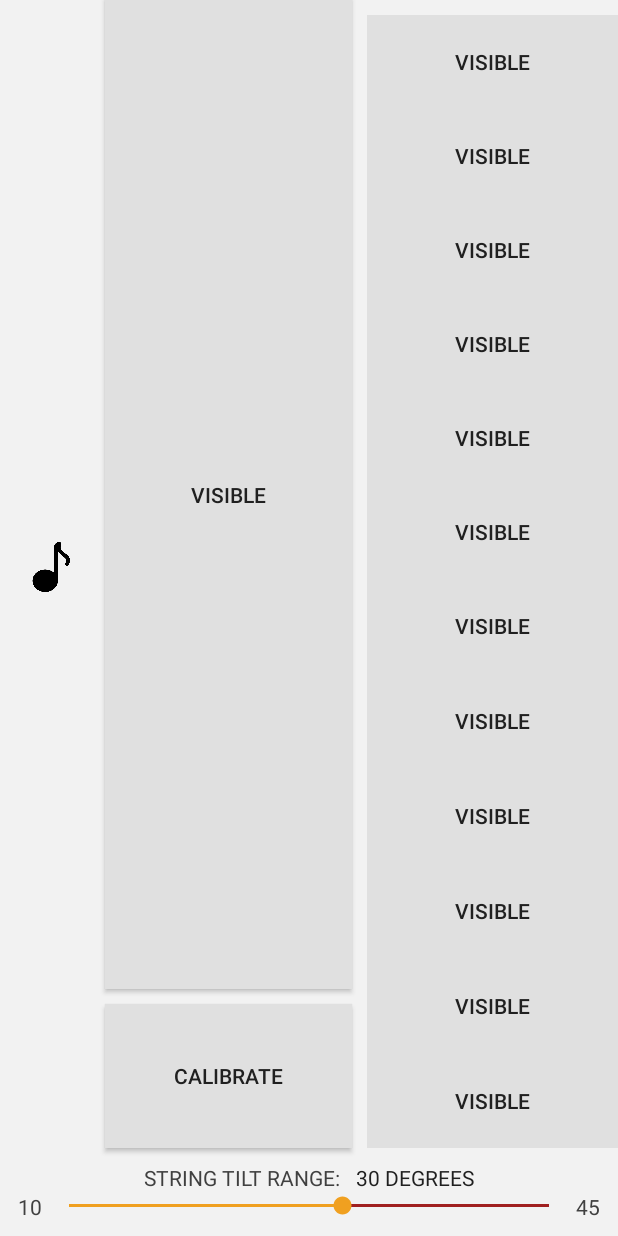
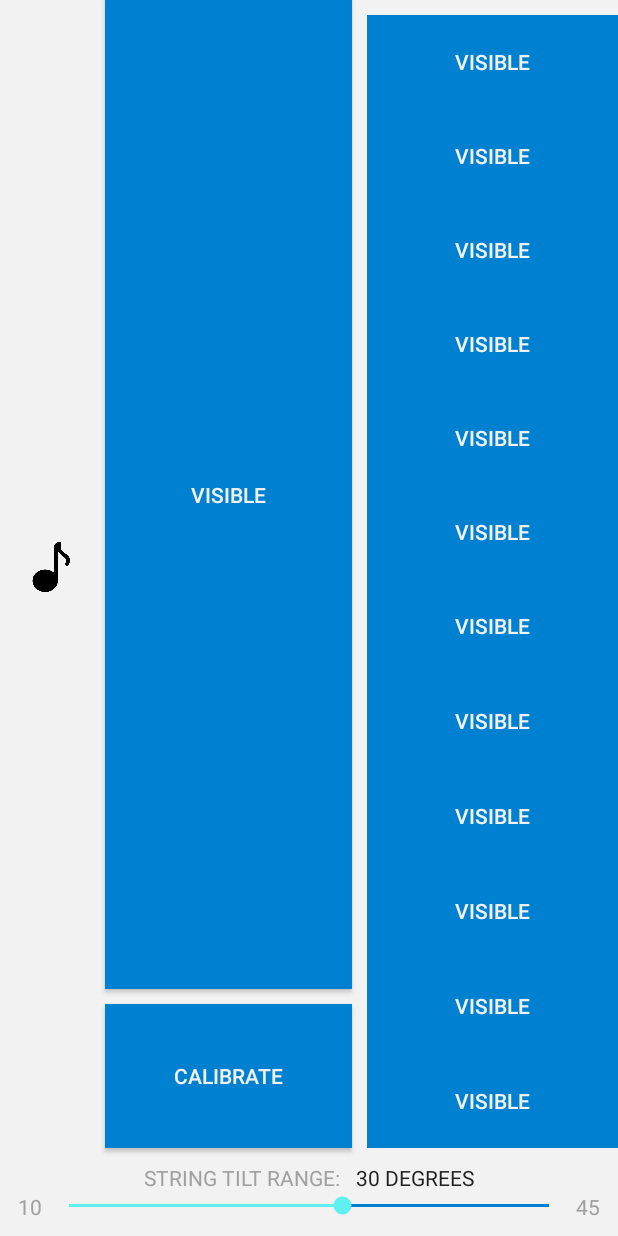
Before and after one commit to kash-patel/Violinistica, an Android app: the screen it shows after launch (CustomiseMode), after a tap on an icon or button, on a phone screen of 412 x 824 dp. Run offline under Robolectric (Android 15) with nearby library versions, the phone set to English and light mode, and no system bars.

Commit message:
UI colours update.

```diff
--- a/app/src/main/java/com/kashithekash/violinistica/PlayMode.java
+++ b/app/src/main/java/com/kashithekash/violinistica/PlayMode.java
@@ -241,7 +241,7 @@ public class PlayMode extends Activity {
 
             if (event.getAction() == MotionEvent.ACTION_UP) {
                 v.setBackgroundColor(getResources().getColor(R.color.button));
-                ((Button) v).setTextColor(getResources().getColor(R.color.text));
+                ((Button) v).setTextColor(getResources().getColor(R.color.textButton));
                 playModeHelper.updateFingerPosition(null);
             }
             return false;
--- a/app/src/main/res/layout/customise_mode_layout.xml
+++ b/app/src/main/res/layout/customise_mode_layout.xml
@@ -32,7 +32,7 @@
         android:layout_marginBottom="10dp"
         android:background="@color/button"
         android:text="Visible"
-        android:textColor="@color/text"
+        android:textColor="@color/textButton"
         app:layout_constraintBottom_toTopOf="@id/calibrateButton"
         app:layout_constraintHeight_percent="0.8"
         app:layout_constraintLeft_toRightOf="@id/activitySwitchButton"
@@ -48,7 +48,7 @@
         android:layout_marginRight="10dp"
         android:background="@color/button"
         android:text="Calibrate"
-        android:textColor="@color/text"
+        android:textColor="@color/textButton"
         app:layout_constraintBottom_toTopOf="@id/stringTiltRangeSliderView"
         app:layout_constraintLeft_toRightOf="@id/activitySwitchButton"
         app:layout_constraintRight_toLeftOf="@id/noteButtonHolder"
@@ -73,7 +73,7 @@
             android:layout_weight="1"
             android:background="@color/button"
             android:text="Visible"
-            android:textColor="@color/text"
+            android:textColor="@color/textButton"
             app:layout_constraintBottom_toTopOf="@id/noteButton2"
             app:layout_constraintLeft_toLeftOf="parent"
             app:layout_constraintRight_toRightOf="parent"
@@ -86,7 +86,7 @@
             android:layout_weight="1"
             android:background="@color/button"
             android:text="Visible"
-            android:textColor="@color/text"
+            android:textColor="@color/textButton"
             app:layout_constraintBottom_toTopOf="@id/noteButton3"
             app:layout_constraintLeft_toLeftOf="parent"
             app:layout_constraintRight_toRightOf="parent"
@@ -99,7 +99,7 @@
             android:layout_weight="1"
             android:background="@color/button"
             android:text="Visible"
-            android:textColor="@color/text"
+            android:textColor="@color/textButton"
             app:layout_constraintBottom_toTopOf="@id/noteButton4"
             app:layout_constraintLeft_toLeftOf="parent"
             app:layout_constraintRight_toRightOf="parent"
@@ -112,7 +112,7 @@
             android:layout_weight="1"
             android:background="@color/button"
             android:text="Visible"
-            android:textColor="@color/text"
+            android:textColor="@color/textButton"
             app:layout_constraintBottom_toTopOf="@id/noteButton5"
             app:layout_constraintLeft_toLeftOf="parent"
             app:layout_constraintRight_toRightOf="parent"
@@ -125,7 +125,7 @@
             android:layout_weight="1"
             android:background="@color/button"
             android:text="Visible"
-            android:textColor="@color/text"
+            android:textColor="@color/textButton"
             app:layout_constraintBottom_toTopOf="@id/noteButton6"
             app:layout_constraintLeft_toLeftOf="parent"
             app:layout_constraintRight_toRightOf="parent"
@@ -138,7 +138,7 @@
             android:layout_weight="1"
             android:background="@color/button"
             android:text="Visible"
-            android:textColor="@color/text"
+            android:textColor="@color/textButton"
             app:layout_constraintBottom_toTopOf="@id/noteButton7"
             app:layout_constraintLeft_toLeftOf="parent"
             app:layout_constraintRight_toRightOf="parent"
@@ -152,7 +152,7 @@
             android:background="@color/button"
             android:text="Visible"
             android:textAllCaps="true"
-            android:textColor="@color/text"
+            android:textColor="@color/textButton"
             app:layout_constraintBottom_toTopOf="@id/noteButton8"
             app:layout_constraintLeft_toLeftOf="parent"
             app:layout_constraintRight_toRightOf="parent"
@@ -165,7 +165,7 @@
             android:layout_weight="1"
             android:background="@color/button"
             android:text="Visible"
-            android:textColor="@color/text"
+            android:textColor="@color/textButton"
             app:layout_constraintBottom_toTopOf="@id/noteButton9"
             app:layout_constraintLeft_toLeftOf="parent"
             app:layout_constraintRight_toRightOf="parent"
@@ -178,7 +178,7 @@
             android:layout_weight="1"
             android:background="@color/button"
             android:text="Visible"
-            android:textColor="@color/text"
+            android:textColor="@color/textButton"
             app:layout_constraintBottom_toTopOf="@id/noteButton10"
             app:layout_constraintLeft_toLeftOf="parent"
             app:layout_constraintRight_toRightOf="parent"
@@ -191,7 +191,7 @@
             android:layout_weight="1"
             android:background="@color/button"
             android:text="Visible"
-            android:textColor="@color/text"
+            android:textColor="@color/textButton"
             app:layout_constraintBottom_toTopOf="@id/noteButton11"
             app:layout_constraintLeft_toLeftOf="parent"
             app:layout_constraintRight_toRightOf="parent"
@@ -204,7 +204,7 @@
             android:layout_weight="1"
             android:background="@color/button"
             android:text="Visible"
-            android:textColor="@color/text"
+            android:textColor="@color/textButton"
             app:layout_constraintBottom_toTopOf="@id/noteButton12"
             app:layout_constraintLeft_toLeftOf="parent"
             app:layout_constraintRight_toRightOf="parent"
@@ -217,7 +217,7 @@
             android:layout_weight="1"
             android:background="@color/button"
             android:text="Visible"
-            android:textColor="@color/text"
+            android:textColor="@color/textButton"
             app:layout_constraintBottom_toBottomOf="parent"
             app:layout_constraintLeft_toLeftOf="parent"
             app:layout_constraintRight_toRightOf="parent"
--- a/app/src/main/res/values/colors.xml
+++ b/app/src/main/res/values/colors.xml
@@ -15,12 +15,13 @@
 <!--    <color name="progressBackground">#009977</color>-->
 
     <color name="text">#202020</color>
-    <color name="textAlt">#404040</color>
-    <color name="textActive">#F0A020</color>
-    <color name="button">#E0E0E0</color>
+    <color name="textAlt">#A0A0A0</color>
+    <color name="textActive">#0080D0</color>
+    <color name="textButton">#F2F2F2</color>
+    <color name="button">#0080D0</color>
     <color name="buttonActive">#202020</color>
     <color name="background">#F2F2F2</color>
     <color name="backgroundAlt">#E0E0E0</color>
-    <color name="progressTint">#F0A020</color>
-    <color name="progressBackground">#A02020</color>
+    <color name="progressTint">#60F0F0</color>
+    <color name="progressBackground">#0080D0</color>
 </resources>
```
Also changed, not shown: app/src/main/java/com/kashithekash/violinistica/CustomiseMode.java (+4 -33 lines), app/src/main/res/drawable/button_bg.xml (+4 -5 lines), app/src/main/res/layout/play_mode_layout.xml (+13 -13 lines).
